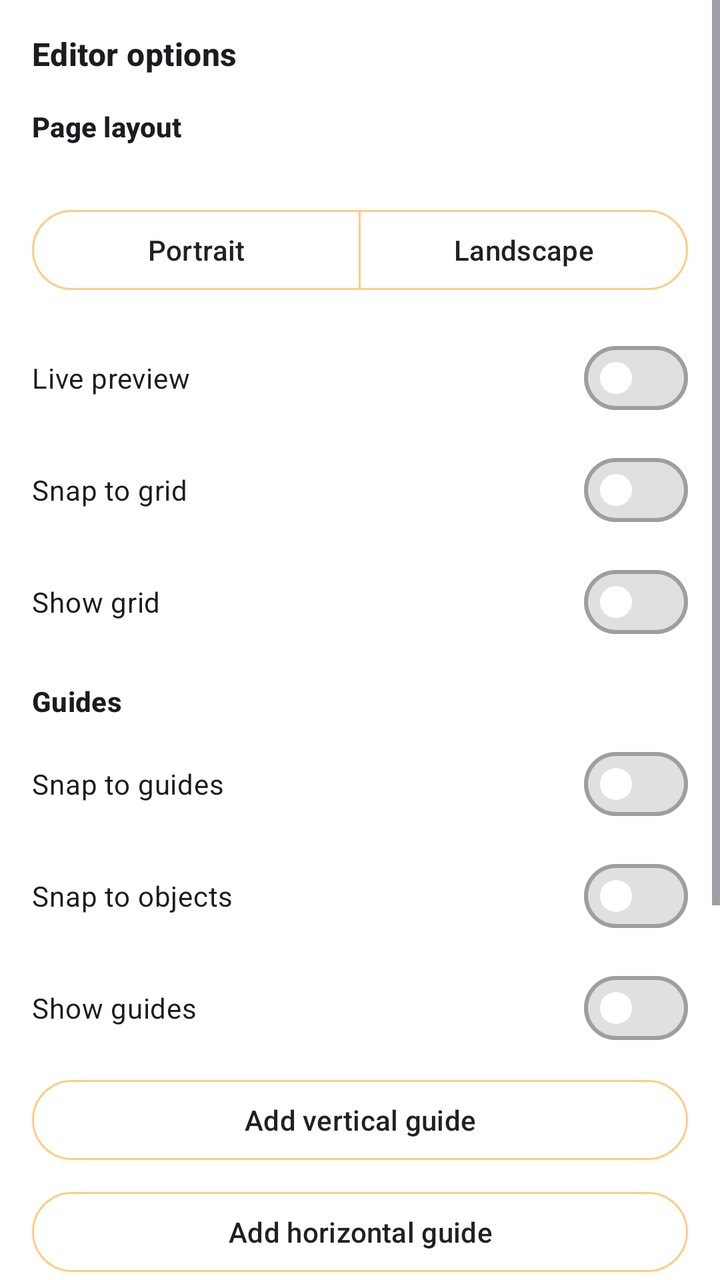
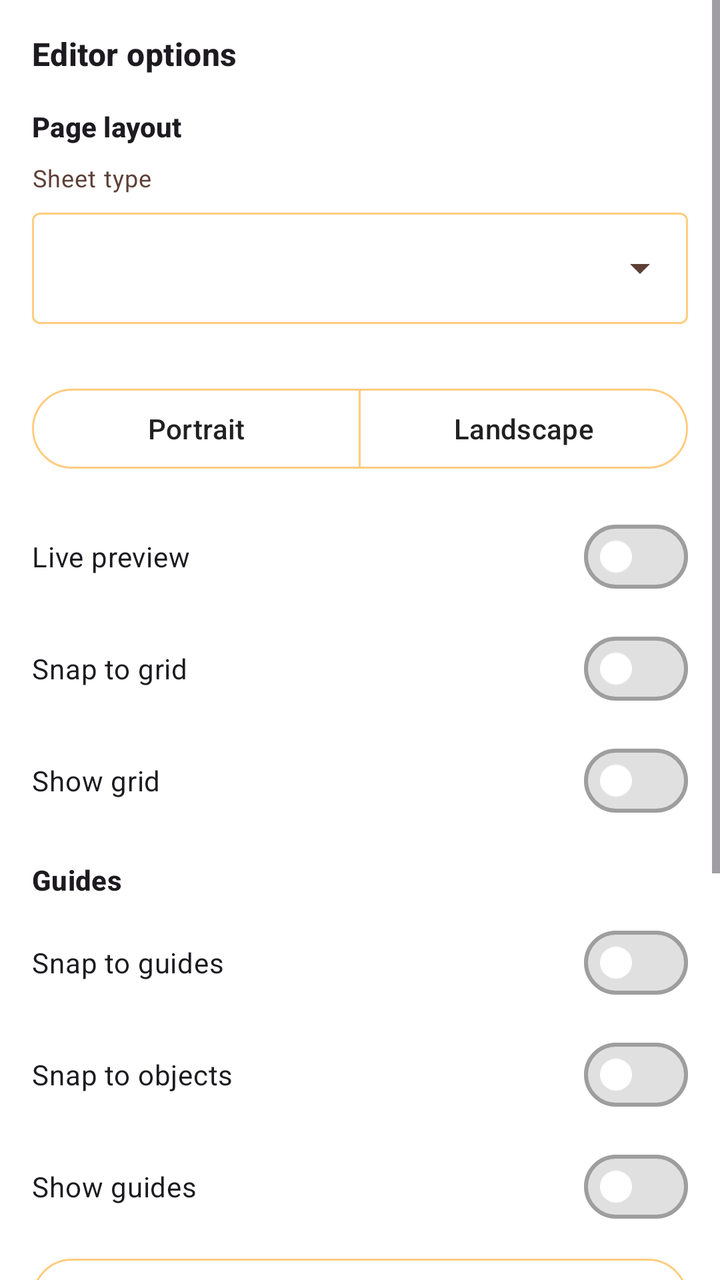

Screens rendered from an Android XML layout before and after an edit, with the pre-edit source and the edit as a unified diff.
<!-- AndroidManifest.xml: application theme Theme.VikrSaathi -->
<!-- res/layout/layout_invoice_builder_drawer.xml -->
<?xml version="1.0" encoding="utf-8"?>
<ScrollView xmlns:android="http://schemas.android.com/apk/res/android"
    xmlns:app="http://schemas.android.com/apk/res-auto"
    android:layout_width="280dp"
    android:layout_height="match_parent"
    android:layout_gravity="end"
    android:background="?attr/colorSurface"
    android:clickable="true"
    android:elevation="8dp"
    android:fillViewport="true"
    android:focusable="true">

    <LinearLayout
        android:layout_width="match_parent"
        android:layout_height="wrap_content"
        android:orientation="vertical"
        android:padding="16dp">

        <TextView
            android:layout_width="match_parent"
            android:layout_height="wrap_content"
            android:text="@string/builder_options"
            android:textAppearance="?attr/textAppearanceTitleMedium"
            android:textStyle="bold" />

        <TextView
            android:layout_width="match_parent"
            android:layout_height="wrap_content"
            android:layout_marginTop="16dp"
            android:text="@string/page_layout_section"
            android:textAppearance="?attr/textAppearanceTitleSmall"
            android:textStyle="bold" />

        <TextView
            android:id="@+id/drawerTextPageSize"
            android:layout_width="match_parent"
            android:layout_height="wrap_content"
            android:layout_marginTop="4dp"
            android:textAppearance="?attr/textAppearanceBodySmall"
            android:textColor="?attr/colorOnSurfaceVariant" />

        <com.google.android.material.button.MaterialButtonToggleGroup
            android:id="@+id/drawerTogglePageOrientation"
            android:layout_width="match_parent"
            android:layout_height="wrap_content"
            android:layout_marginTop="8dp"
            app:selectionRequired="true"
            app:singleSelection="true">

            <com.google.android.material.button.MaterialButton
                android:id="@+id/drawerButtonPortrait"
                style="@style/Widget.Material3.Button.OutlinedButton"
                android:layout_width="0dp"
                android:layout_height="wrap_content"
                android:layout_weight="1"
                android:text="@string/page_orientation_portrait" />

            <com.google.android.material.button.MaterialButton
                android:id="@+id/drawerButtonLandscape"
                style="@style/Widget.Material3.Button.OutlinedButton"
                android:layout_width="0dp"
                android:layout_height="wrap_content"
                android:layout_weight="1"
                android:text="@string/page_orientation_landscape" />
        </com.google.android.material.button.MaterialButtonToggleGroup>

        <com.google.android.material.materialswitch.MaterialSwitch
            android:id="@+id/drawerSwitchLivePreview"
            android:layout_width="match_parent"
            android:layout_height="wrap_content"
            android:layout_marginTop="16dp"
            android:text="@string/live_preview" />

        <com.google.android.material.materialswitch.MaterialSwitch
            android:id="@+id/drawerSwitchSnapGrid"
            android:layout_width="match_parent"
            android:layout_height="wrap_content"
            android:layout_marginTop="8dp"
            android:text="@string/snap_to_grid" />

        <com.google.android.material.materialswitch.MaterialSwitch
            android:id="@+id/drawerSwitchShowGrid"
            android:layout_width="match_parent"
            android:layout_height="wrap_content"
            android:layout_marginTop="8dp"
            android:text="@string/show_grid" />

        <TextView
            android:layout_width="match_parent"
            android:layout_height="wrap_content"
            android:layout_marginTop="16dp"
            android:text="@string/guides_section"
            android:textAppearance="?attr/textAppearanceTitleSmall"
            android:textStyle="bold" />

        <com.google.android.material.materialswitch.MaterialSwitch
            android:id="@+id/drawerSwitchSnapGuides"
            android:layout_width="match_parent"
            android:layout_height="wrap_content"
            android:layout_marginTop="8dp"
            android:text="@string/snap_to_guides" />

        <com.google.android.material.materialswitch.MaterialSwitch
            android:id="@+id/drawerSwitchSnapObjects"
            android:layout_width="match_parent"
            android:layout_height="wrap_content"
            android:layout_marginTop="8dp"
            android:text="@string/snap_to_objects" />

        <com.google.android.material.materialswitch.MaterialSwitch
            android:id="@+id/drawerSwitchShowGuides"
            android:layout_width="match_parent"
            android:layout_height="wrap_content"
            android:layout_marginTop="8dp"
            android:text="@string/show_guides" />

        <com.google.android.material.button.MaterialButton
            android:id="@+id/drawerButtonAddVerticalGuide"
            style="@style/VikrSaathiOutlinedButton"
            android:layout_width="match_parent"
            android:layout_height="wrap_content"
            android:layout_marginTop="8dp"
            android:text="@string/add_vertical_guide" />

        <com.google.android.material.button.MaterialButton
            android:id="@+id/drawerButtonAddHorizontalGuide"
            style="@style/VikrSaathiOutlinedButton"
            android:layout_width="match_parent"
            android:layout_height="wrap_content"
            android:layout_marginTop="8dp"
            android:text="@string/add_horizontal_guide" />

        <com.google.android.material.button.MaterialButton
            android:id="@+id/drawerButtonDeleteGuide"
            style="@style/VikrSaathiOutlinedButton.Destructive"
            android:layout_width="match_parent"
            android:layout_height="wrap_content"
            android:layout_marginTop="8dp"
            android:enabled="false"
            android:text="@string/delete_guide" />

        <View
            android:layout_width="match_parent"
            android:layout_height="1dp"
            android:layout_marginVertical="16dp"
            android:background="?attr/colorOutlineVariant" />

        <com.google.android.material.button.MaterialButton
            android:id="@+id/drawerButtonExportJson"
            style="@style/VikrSaathiOutlinedButton"
            android:layout_width="match_parent"
            android:layout_height="wrap_content"
            android:text="@string/export_template" />

        <com.google.android.material.button.MaterialButton
            android:id="@+id/drawerButtonImportJson"
            style="@style/VikrSaathiOutlinedButton"
            android:layout_width="match_parent"
            android:layout_height="wrap_content"
            android:layout_marginTop="8dp"
            android:text="@string/import_template" />

        <com.google.android.material.button.MaterialButton
            android:id="@+id/drawerButtonVersionHistory"
            style="@style/VikrSaathiOutlinedButton"
            android:layout_width="match_parent"
            android:layout_height="wrap_content"
            android:layout_marginTop="8dp"
            android:text="@string/version_history" />
    </LinearLayout>
</ScrollView>
<!-- resources referenced by this layout -->
<resources>
  <string name="add_horizontal_guide">Add horizontal guide</string>
  <string name="add_vertical_guide">Add vertical guide</string>
  <string name="builder_options">Editor options</string>
  <string name="delete_guide">Delete guide</string>
  <string name="export_template">Export JSON</string>
  <string name="guides_section">Guides</string>
  <string name="import_template">Import JSON</string>
  <string name="live_preview">Live preview</string>
  <string name="page_layout_section">Page layout</string>
  <string name="page_orientation_landscape">Landscape</string>
  <string name="page_orientation_portrait">Portrait</string>
  <string name="show_grid">Show grid</string>
  <string name="show_guides">Show guides</string>
  <string name="snap_to_grid">Snap to grid</string>
  <string name="snap_to_guides">Snap to guides</string>
  <string name="snap_to_objects">Snap to objects</string>
  <string name="version_history">Version history</string>
  <style name="VikrSaathiOutlinedButton" parent="Widget.Material3.Button.OutlinedButton">
          <item name="android:textColor">@color/button_outlined_text</item>
          <item name="strokeColor">@color/button_outlined_stroke</item>
      </style>
  <style name="VikrSaathiOutlinedButton.Destructive" parent="VikrSaathiOutlinedButton">
          <item name="android:textColor">@color/button_outlined_text_destructive</item>
          <item name="strokeColor">@color/button_outlined_stroke_destructive</item>
      </style>
  <color name="orange_primary">#F57C00</color>
  <color name="orange_primary_dark">#E65100</color>
  <color name="orange_on_primary">#FFFFFF</color>
  <color name="orange_accent">#FFB74D</color>
  <color name="orange_700">#F57C00</color>
  <color name="black">#FF000000</color>
  <color name="orange_100">#FFE0B2</color>
  <color name="orange_900">#E65100</color>
  <color name="surface_card">#FFFFFF</color>
  <color name="text_primary_dark">#212121</color>
  <color name="orange_surface">#FFF8F0</color>
  <color name="text_secondary_dark">#5D4037</color>
  <color name="stroke_default">@color/orange_200</color>
  <color name="stroke_subtle">@color/orange_100</color>
  <style name="VikrSaathiSwitch" parent="Widget.Material3.CompoundButton.MaterialSwitch">
          <item name="thumbTint">@color/switch_thumb_tint</item>
          <item name="trackTint">@color/switch_track_tint</item>
          <item name="trackDecorationTint">@color/switch_track_decoration_tint</item>
      </style>
  <color name="orange_200">#FFCC80</color>
  <!-- unchanged entries left out for length: 1 -->
</resources>

<!-- the commit's change to res/layout/layout_invoice_builder_drawer.xml (unified diff, before → after) -->
@@ -32,12 +32,104 @@
             android:textStyle="bold" />
 
         <TextView
+            android:layout_width="match_parent"
+            android:layout_height="wrap_content"
+            android:layout_marginTop="8dp"
+            android:text="@string/sheet_type"
+            android:textAppearance="?attr/textAppearanceBodySmall"
+            android:textColor="?attr/colorOnSurfaceVariant" />
+
+        <com.google.android.material.textfield.TextInputLayout
+            android:id="@+id/drawerLayoutSheetType"
+            style="@style/Widget.Material3.TextInputLayout.OutlinedBox.ExposedDropdownMenu"
+            android:layout_width="match_parent"
+            android:layout_height="wrap_content"
+            android:layout_marginTop="4dp">
+
+            <com.google.android.material.textfield.MaterialAutoCompleteTextView
+                android:id="@+id/drawerDropdownSheetType"
+                android:layout_width="match_parent"
+                android:layout_height="wrap_content"
+                android:inputType="none"
+                android:focusable="false" />
+        </com.google.android.material.textfield.TextInputLayout>
+
+        <TextView
             android:id="@+id/drawerTextPageSize"
             android:layout_width="match_parent"
             android:layout_height="wrap_content"
             android:layout_marginTop="4dp"
             android:textAppearance="?attr/textAppearanceBodySmall"
             android:textColor="?attr/colorOnSurfaceVariant" />
+
+        <LinearLayout
+            android:id="@+id/drawerLayoutCustomSheet"
+            android:layout_width="match_parent"
+            android:layout_height="wrap_content"
+            android:layout_marginTop="8dp"
+            android:orientation="vertical"
+            android:visibility="gone">
+
+            <com.google.android.material.button.MaterialButtonToggleGroup
+                android:id="@+id/drawerToggleCustomUnit"
+                android:layout_width="match_parent"
+                android:layout_height="wrap_content"
+                app:selectionRequired="true"
+                app:singleSelection="true">
+
+                <com.google.android.material.button.MaterialButton
+                    android:id="@+id/drawerButtonUnitMm"
+                    style="@style/Widget.Material3.Button.OutlinedButton"
+                    android:layout_width="0dp"
+                    android:layout_height="wrap_content"
+                    android:layout_weight="1"
+                    android:text="@string/custom_sheet_unit_mm" />
+
+                <com.google.android.material.button.MaterialButton
+                    android:id="@+id/drawerButtonUnitPt"
+                    style="@style/Widget.Material3.Button.OutlinedButton"
+                    android:layout_width="0dp"
+                    android:layout_height="wrap_content"
+                    android:layout_weight="1"
+                    android:text="@string/custom_sheet_unit_pt" />
+            </com.google.android.material.button.MaterialButtonToggleGroup>
+
+            <com.google.android.material.textfield.TextInputLayout
+                style="@style/Widget.Material3.TextInputLayout.OutlinedBox"
+                android:layout_width="match_parent"
+                android:layout_height="wrap_content"
+                android:layout_marginTop="8dp"
+                android:hint="@string/custom_sheet_width">
+
+                <com.google.android.material.textfield.TextInputEditText
+                    android:id="@+id/drawerEditCustomWidth"
+                    android:layout_width="match_parent"
+                    android:layout_height="wrap_content"
+                    android:inputType="numberDecimal" />
+            </com.google.android.material.textfield.TextInputLayout>
+
+            <com.google.android.material.textfield.TextInputLayout
+                style="@style/Widget.Material3.TextInputLayout.OutlinedBox"
+                android:layout_width="match_parent"
+                android:layout_height="wrap_content"
+                android:layout_marginTop="8dp"
+                android:hint="@string/custom_sheet_height">
+
+                <com.google.android.material.textfield.TextInputEditText
+                    android:id="@+id/drawerEditCustomHeight"
+                    android:layout_width="match_parent"
+                    android:layout_height="wrap_content"
+                    android:inputType="numberDecimal" />
+            </com.google.android.material.textfield.TextInputLayout>
+
+            <com.google.android.material.button.MaterialButton
+                android:id="@+id/drawerButtonApplyCustomSheet"
+                style="@style/Widget.Material3.Button.OutlinedButton"
+                android:layout_width="match_parent"
+                android:layout_height="wrap_content"
+                android:layout_marginTop="8dp"
+                android:text="@string/apply_custom_sheet" />
+        </LinearLayout>
 
         <com.google.android.material.button.MaterialButtonToggleGroup
             android:id="@+id/drawerTogglePageOrientation"
@@ -153,14 +245,6 @@
             android:text="@string/export_template" />
 
         <com.google.android.material.button.MaterialButton
-            android:id="@+id/drawerButtonImportJson"
-            style="@style/VikrSaathiOutlinedButton"
-            android:layout_width="match_parent"
-            android:layout_height="wrap_content"
-            android:layout_marginTop="8dp"
-            android:text="@string/import_template" />
-
-        <com.google.android.material.button.MaterialButton
             android:id="@+id/drawerButtonVersionHistory"
             style="@style/VikrSaathiOutlinedButton"
             android:layout_width="match_parent"
<!-- resource entries referenced after the edit -->
@@ -2,15 +2,20 @@
 <resources>
   <string name="add_horizontal_guide">Add horizontal guide</string>
   <string name="add_vertical_guide">Add vertical guide</string>
+  <string name="apply_custom_sheet">Apply custom size</string>
   <string name="builder_options">Editor options</string>
+  <string name="custom_sheet_height">Height</string>
+  <string name="custom_sheet_unit_mm">mm</string>
+  <string name="custom_sheet_unit_pt">pt</string>
+  <string name="custom_sheet_width">Width</string>
   <string name="delete_guide">Delete guide</string>
   <string name="export_template">Export JSON</string>
   <string name="guides_section">Guides</string>
-  <string name="import_template">Import JSON</string>
   <string name="live_preview">Live preview</string>
   <string name="page_layout_section">Page layout</string>
   <string name="page_orientation_landscape">Landscape</string>
   <string name="page_orientation_portrait">Portrait</string>
+  <string name="sheet_type">Sheet type</string>
   <string name="show_grid">Show grid</string>
   <string name="show_guides">Show guides</string>
   <string name="snap_to_grid">Snap to grid</string>
